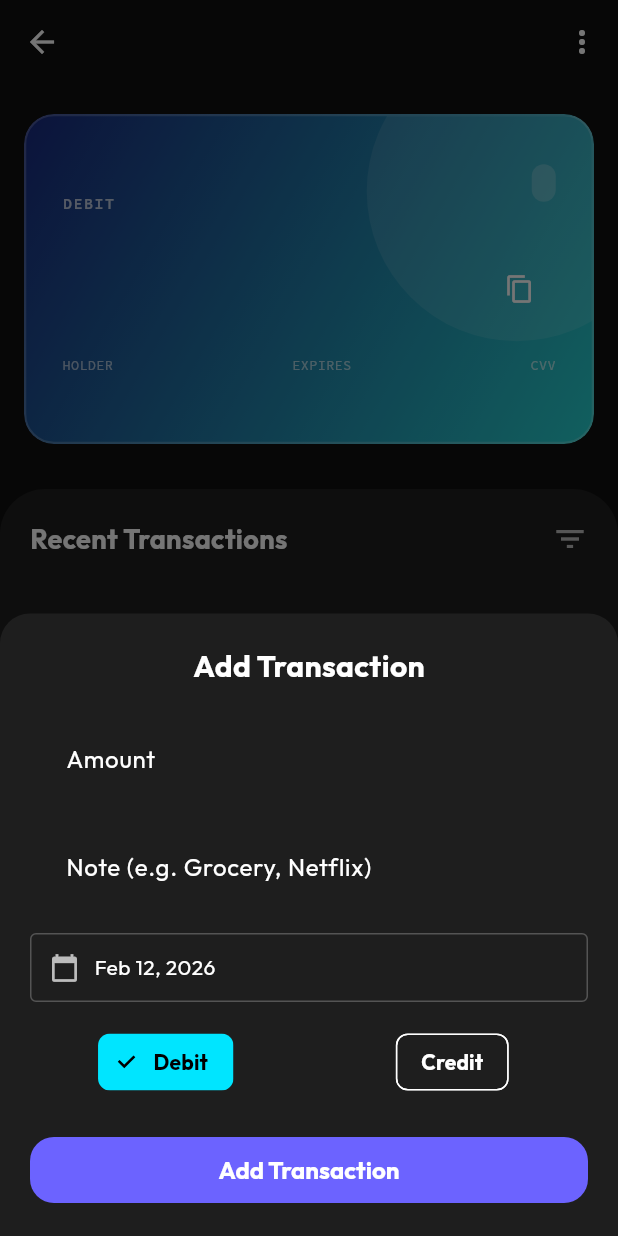
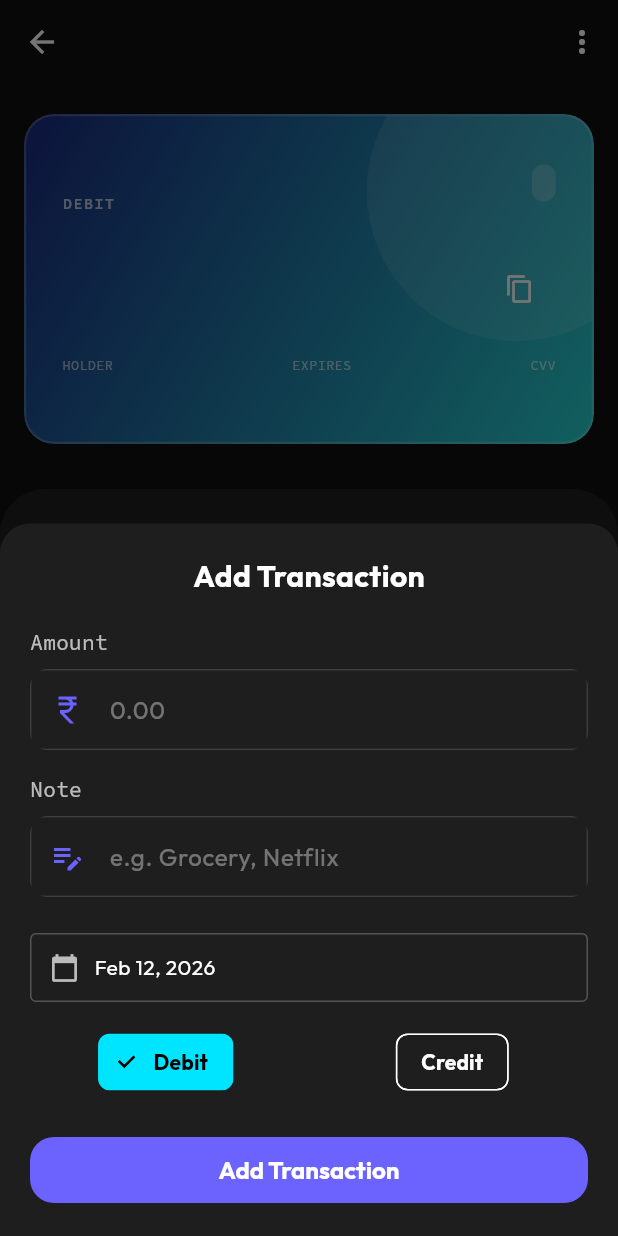
Before and after one commit to Nitinsahu147/CardVault, a Flutter app: the CardDetailScreen screen opened directly with empty values, after a tap on the "add" icon, on a phone screen of 412 x 824 dp. Run offline on Flutter 3.47's test engine with Material 3 defaults, Android fonts, the phone set to English and light mode, and no system bars; drawn by our look-alikes of glassmorphism_ui; our stand-ins replace file_picker, flutter_hooks, flutter_riverpod, flutter_secure_storage, google_fonts, hive and 5 more; missing offline and left inert: encrypt; accounts and stored records are empty.

Commit message:
Remove NFC implementation and refine transaction UI styling

```diff
--- a/lib/features/cards/presentation/card_detail_screen.dart
+++ b/lib/features/cards/presentation/card_detail_screen.dart
@@ -2,6 +2,7 @@ import 'package:flutter/material.dart';
 import 'package:flutter/services.dart';
 import 'package:flutter_riverpod/flutter_riverpod.dart';
 import 'package:intl/intl.dart';
+import 'package:google_fonts/google_fonts.dart';
 import '../../../../core/theme/app_theme.dart';
 import '../domain/card_model.dart';
 import '../../transactions/domain/transaction_model.dart';
@@ -102,7 +103,7 @@ class CardDetailScreen extends ConsumerWidget {
             padding: const EdgeInsets.symmetric(horizontal: 16.0),
             child: Hero(
               tag: card.id,
-              child: CardWidget(card: card),
+              child: CardWidget(card: card, enableBlur: true),
             ),
           ),
           const SizedBox(height: 30),
@@ -325,19 +326,60 @@ class CardDetailScreen extends ConsumerWidget {
                     style: const TextStyle(color: Colors.white, fontSize: 20, fontWeight: FontWeight.bold)
                   ),
                   const SizedBox(height: 20),
-                  TextField(
-                    controller: amountController,
-                    keyboardType: TextInputType.number,
-                    style: const TextStyle(color: Colors.white),
-                    decoration: const InputDecoration(labelText: 'Amount', prefixText: '\₹ '),
+
+                  Column(
+                    crossAxisAlignment: CrossAxisAlignment.start,
+                    children: [
+                      Text('Amount', style: GoogleFonts.sourceCodePro(color: Colors.white70, fontSize: 14)),
+                      const SizedBox(height: 8),
+                      Container(
+                        decoration: BoxDecoration(
+                          color: Colors.white.withOpacity(0.05),
+                          borderRadius: BorderRadius.circular(12),
+                          border: Border.all(color: Colors.white10),
+                        ),
+                        child: TextField(
+                          controller: amountController,
+                          keyboardType: const TextInputType.numberWithOptions(decimal: true),
+                          style: GoogleFonts.sourceCodePro(color: Colors.white),
+                          decoration: const InputDecoration(
+                            hintText: '0.00',
+                            prefixIcon: Icon(Icons.currency_rupee, color: AppTheme.primaryColor),
+                            border: InputBorder.none,
+                            contentPadding: EdgeInsets.symmetric(horizontal: 16, vertical: 14),
+                          ),
+                        ),
+                      ),
+                    ],
                   ),
                   const SizedBox(height: 16),
-                  TextField(
-                    controller: noteController,
-                    style: const TextStyle(color: Colors.white),
-                    decoration: const InputDecoration(labelText: 'Note (e.g. Grocery, Netflix)'),
+
+                  Column(
+                    crossAxisAlignment: CrossAxisAlignment.start,
+                    children: [
+                      Text('Note', style: GoogleFonts.sourceCodePro(color: Colors.white70, fontSize: 14)),
+                      const SizedBox(height: 8),
+                      Container(
+                        decoration: BoxDecoration(
+                          color: Colors.white.withOpacity(0.05),
+                          borderRadius: BorderRadius.circular(12),
+                          border: Border.all(color: Colors.white10),
+                        ),
+                        child: TextField(
+                          controller: noteController,
+                          style: GoogleFonts.sourceCodePro(color: Colors.white),
+                          decoration: const InputDecoration(
+                            hintText: 'e.g. Grocery, Netflix',
+                            prefixIcon: Icon(Icons.edit_note, color: AppTheme.primaryColor),
+                            border: InputBorder.none,
+                            contentPadding: EdgeInsets.symmetric(horizontal: 16, vertical: 14),
+                          ),
+                        ),
+                      ),
+                    ],
                   ),
-                  const SizedBox(height: 16),
+
+                  const SizedBox(height: 24), // Increased spacing before Date
                   InkWell(
                     onTap: () async {
                       final picked = await showDatePicker(
--- a/lib/features/cards/presentation/widgets/card_widget.dart
+++ b/lib/features/cards/presentation/widgets/card_widget.dart
@@ -10,11 +10,13 @@ import '../card_stack_screen.dart'; // For invalidating provider
 
 class CardWidget extends ConsumerWidget {
   final CardModel card;
+  final bool enableBlur;
 
-  const CardWidget({super.key, required this.card});
+  const CardWidget({super.key, required this.card, this.enableBlur = true});
 
   @override
   Widget build(BuildContext context, WidgetRef ref) {
+    if (enableBlur) {
       return GlassContainer(
         height: 220,
         width: double.infinity,
@@ -26,6 +28,29 @@ class CardWidget extends ConsumerWidget {
           begin: Alignment.topLeft,
           end: Alignment.bottomRight,
         ),
+        child: _buildCardContent(context, ref),
+      );
+    } else {
+      return Container(
+        height: 220,
+        width: double.infinity,
+        decoration: BoxDecoration(
+          borderRadius: BorderRadius.circular(20),
+          border: Border.all(color: Colors.white.withOpacity(0.2), width: 1.5),
+          gradient: LinearGradient(
+            colors: _getCardColors(card.colorIndex),
+            begin: Alignment.topLeft,
+            end: Alignment.bottomRight,
+          ),
+        ),
+        child: _buildCardContent(context, ref),
+      );
+    }
+  }
+
+  Widget _buildCardContent(BuildContext context, WidgetRef ref) {
+    return Material(
+      type: MaterialType.transparency,
       child: Stack(
         children: [
           // Background Pattern
--- a/pubspec.yaml
+++ b/pubspec.yaml
@@ -50,6 +50,7 @@ dependencies:
   file_picker: ^10.3.10
   share_plus: ^12.0.1
   permission_handler: ^12.0.1
+
 
 dev_dependencies:
   flutter_test:
```
Also changed, not shown: lib/features/cards/presentation/add_card_screen.dart (+51 -5 lines), 1 other file. Lines whose indentation alone changed are shown as unchanged.
